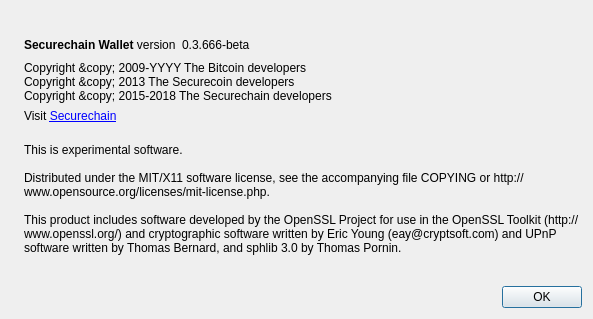
securechain/securechain-wallet, file src/qt/forms/aboutdialog.ui: the form before one commit.
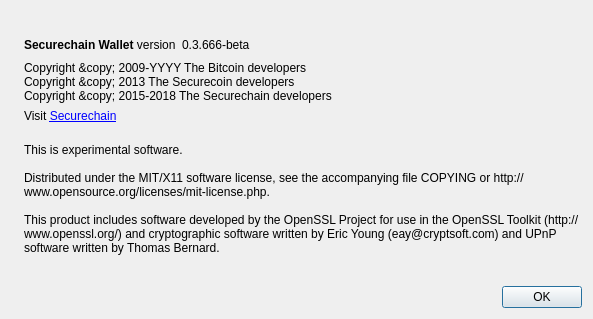
The form after the commit. Icons and pictures are not drawn.

The edit to the form file:
```diff
--- a/src/qt/forms/aboutdialog.ui
+++ b/src/qt/forms/aboutdialog.ui
@@ -128,7 +128,7 @@
 
 Distributed under the MIT/X11 software license, see the accompanying file COPYING or http://www.opensource.org/licenses/mit-license.php.
 
-This product includes software developed by the OpenSSL Project for use in the OpenSSL Toolkit (http://www.openssl.org/) and cryptographic software written by Eric Young (eay@cryptsoft.com) and UPnP software written by Thomas Bernard, and sphlib 3.0 by Thomas Pornin.</string>
+This product includes software developed by the OpenSSL Project for use in the OpenSSL Toolkit (http://www.openssl.org/) and cryptographic software written by Eric Young (eay@cryptsoft.com) and UPnP software written by Thomas Bernard.</string>
        </property>
        <property name="wordWrap">
         <bool>true</bool>
```
